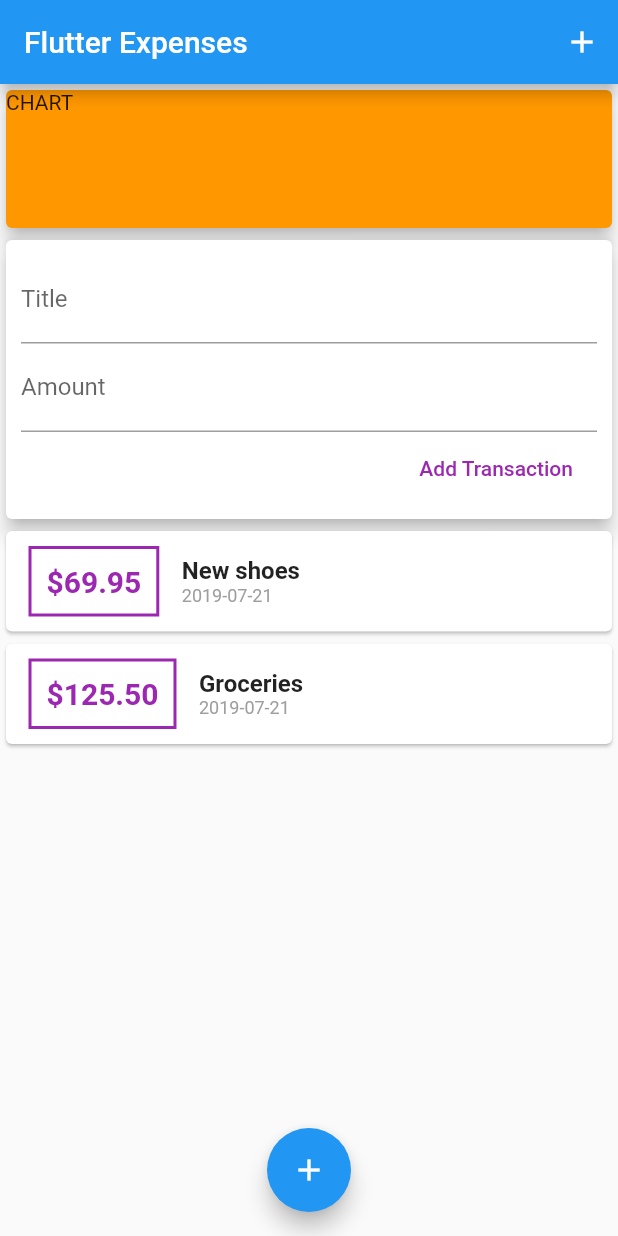
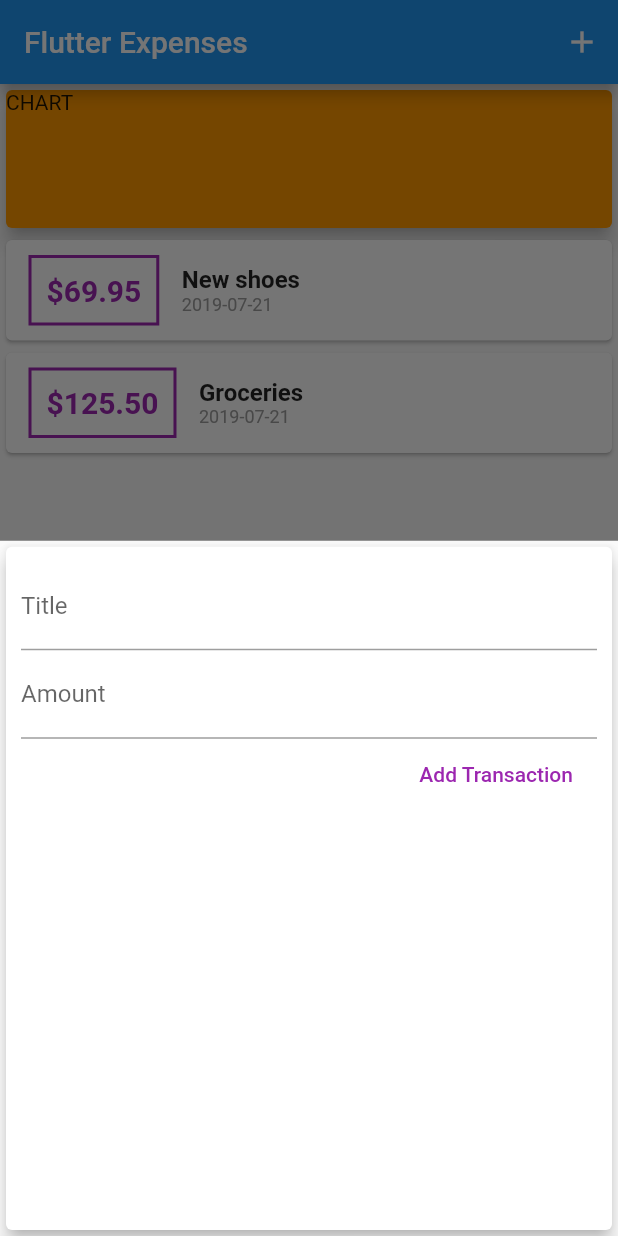
Before and after one commit to tbrams/flutter_expenses, a Flutter app: the screen it shows after launch, after a tap on the "add" icon, on a phone screen of 412 x 824 dp. Run offline on Flutter 3.47's test engine with Material 2 defaults, Android fonts, the phone set to English and light mode, and no system bars.

Commit message:
Add transactions using sliding panel and close it again

```diff
--- a/lib/main.dart
+++ b/lib/main.dart
@@ -1,11 +1,12 @@
 import 'package:flutter/material.dart';
 
-import './widgets/user_transaction.dart';
+import './widgets/transaction_list.dart';
+import './widgets/new_transaction.dart';
+import './models/transaction.dart';
 
 void main() => runApp(MyApp());
 
 class MyApp extends StatelessWidget {
-  // This widget is the root of your application.
   @override
   Widget build(BuildContext context) {
     return MaterialApp(
@@ -15,7 +16,49 @@ class MyApp extends StatelessWidget {
   }
 }
 
-class MyHomePage extends StatelessWidget {
+class MyHomePage extends StatefulWidget {
+  @override
+  _MyHomePageState createState() => _MyHomePageState();
+}
+
+class _MyHomePageState extends State<MyHomePage> {
+  final List<Transaction> _userTransactions = [
+    Transaction(
+      id: 't1',
+      title: 'New shoes',
+      amount: 69.95,
+      date: DateTime.now(),
+    ),
+    Transaction(
+      id: 't2',
+      title: 'Groceries',
+      amount: 125.50,
+      date: DateTime.now(),
+    ),
+  ];
+
+  void _addNewTransaction(String txTitle, double txAmount) {
+    final newTx = Transaction(
+      title: txTitle,
+      amount: txAmount,
+      date: DateTime.now(),
+      id: DateTime.now().toString(),
+    );
+
+    setState(() {
+      _userTransactions.add(newTx);
+    });
+  }
+
+  void _startAddNewTransaction(BuildContext ctx) {
+    showModalBottomSheet(
+      context: ctx,
+      builder: (_) {
+        return NewTransaction(_addNewTransaction);
+      },
+    );
+  }
+
   @override
   Widget build(BuildContext context) {
     return Scaffold(
@@ -24,7 +67,7 @@ class MyHomePage extends StatelessWidget {
         actions: <Widget>[
           IconButton(
             icon: Icon(Icons.add),
-            onPressed: () {},
+            onPressed: () => _startAddNewTransaction(context),
           )
         ],
       ),
@@ -40,14 +83,14 @@ class MyHomePage extends StatelessWidget {
                 elevation: 5,
               ),
             ),
-            UserTransactions(),
+            TransactionList(_userTransactions),
           ],
         ),
       ),
       floatingActionButtonLocation: FloatingActionButtonLocation.centerFloat,
       floatingActionButton: FloatingActionButton(
         child: Icon(Icons.add),
-        onPressed: () {},
+        onPressed: () => _startAddNewTransaction(context),
       ),
     );
   }
--- a/lib/widgets/new_transaction.dart
+++ b/lib/widgets/new_transaction.dart
@@ -1,13 +1,18 @@
 import 'package:flutter/material.dart';
 
-import './user_transaction.dart';
-
-class NewTransaction extends StatelessWidget {
+class NewTransaction extends StatefulWidget {
   final Function addTx;
-  final titleController = TextEditingController();
-  final amountController = TextEditingController();
 
   NewTransaction(this.addTx);
+
+  @override
+  _NewTransactionState createState() => _NewTransactionState();
+}
+
+class _NewTransactionState extends State<NewTransaction> {
+  final titleController = TextEditingController();
+
+  final amountController = TextEditingController();
 
   void submitData() {
     final enteredTitle = titleController.text;
@@ -15,10 +20,12 @@ class NewTransaction extends StatelessWidget {
 
     if (enteredTitle.isEmpty || enteredAmount <= 0) return;
 
-    addTx(
+    widget.addTx(
       titleController.text,
       double.parse(amountController.text),
     );
+
+    Navigator.of(context).pop();
   }
 
   @override
--- a/lib/widgets/user_transaction.dart
+++ /dev/null
@@ -1,51 +0,0 @@
-import 'package:flutter/material.dart';
-
-import './new_transaction.dart';
-import './transaction_list.dart';
-import '../models/transaction.dart';
-
-class UserTransactions extends StatefulWidget {
-  @override
-  _UserTransactionsState createState() => _UserTransactionsState();
-}
-
-class _UserTransactionsState extends State<UserTransactions> {
-  final List<Transaction> _userTransactions = [
-    Transaction(
-      id: 't1',
-      title: 'New shoes',
-      amount: 69.95,
-      date: DateTime.now(),
-    ),
-    Transaction(
-      id: 't2',
-      title: 'Groceries',
-      amount: 125.50,
-      date: DateTime.now(),
-    ),
-  ];
-
-  void _addNewTransaction(String txTitle, double txAmount) {
-    final newTx = Transaction(
-      title: txTitle,
-      amount: txAmount,
-      date: DateTime.now(),
-      id: DateTime.now().toString(),
-    );
-
-    setState(() {
-      _userTransactions.add(newTx);
-
-    });
-  }
-
-  @override
-  Widget build(BuildContext context) {
-    return Column(
-      children: <Widget>[
-        NewTransaction(_addNewTransaction),
-        TransactionList(_userTransactions),
-      ],
-    );
-  }
-}
```
